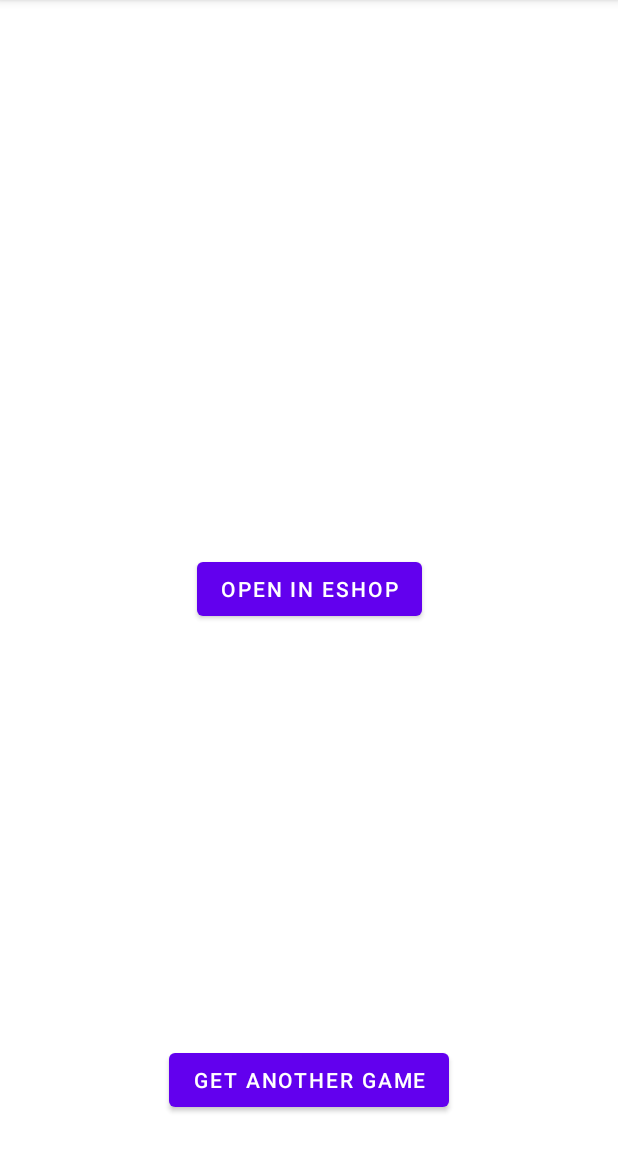
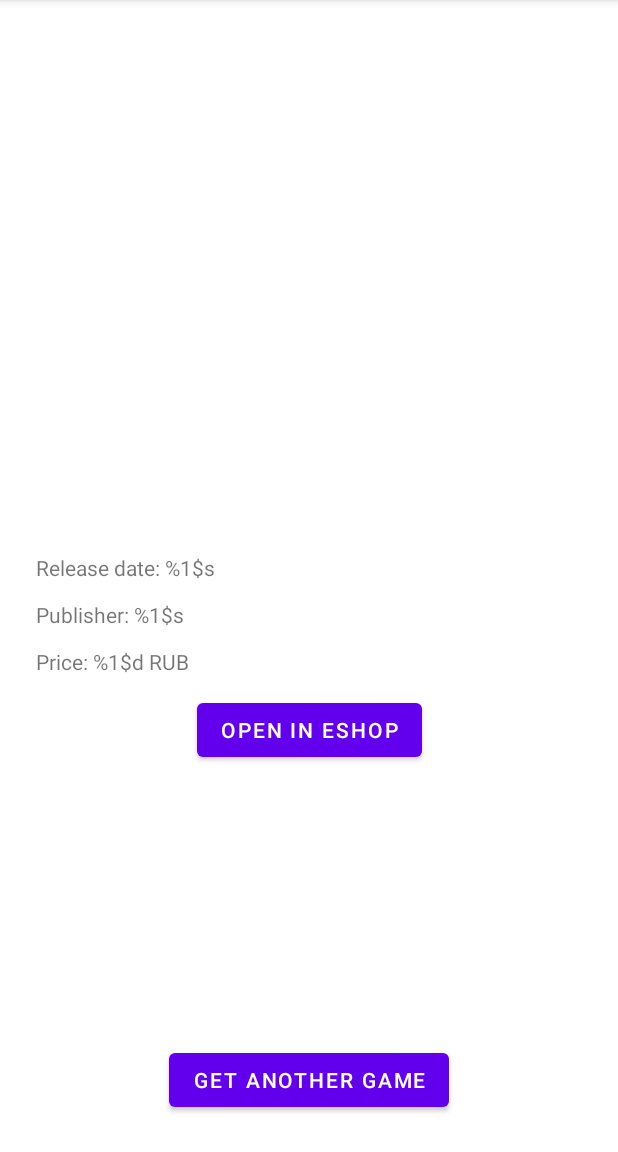
Before and after one commit to BakasaRus/mobile-development-project, an Android app: the RequestActivity screen opened directly, with no data from a screen before it, on a phone screen of 412 x 824 dp, the part 84-1236 px from its top. Run offline under Robolectric (Android 15) with nearby library versions, the phone set to English and light mode, and no system bars; our stand-ins replace Picasso; pictures from the network do not load.

Commit message:
Add more properties to game card activity screen

```diff
--- a/app/src/main/java/ru/itmo/fitp/mobile/RequestActivity.kt
+++ b/app/src/main/java/ru/itmo/fitp/mobile/RequestActivity.kt
@@ -17,6 +17,9 @@ import com.squareup.picasso.Picasso
 class RequestActivity : AppCompatActivity() {
     private lateinit var titleLabel: TextView
     private lateinit var descriptionLabel: TextView
+    private lateinit var releaseDateLabel: TextView
+    private lateinit var publisherLabel: TextView
+    private lateinit var priceLabel: TextView
     private lateinit var getAnotherGameButton: Button
     private lateinit var openGameButton: Button
     private lateinit var gameImage: ImageView
@@ -30,6 +33,9 @@ class RequestActivity : AppCompatActivity() {
 
         titleLabel = findViewById(R.id.titleLabel)
         descriptionLabel = findViewById(R.id.descriptionLabel)
+        releaseDateLabel = findViewById(R.id.releaseDateLabel)
+        publisherLabel = findViewById(R.id.publisherLabel)
+        priceLabel = findViewById(R.id.priceLabel)
         getAnotherGameButton = findViewById(R.id.getGameButton)
         openGameButton = findViewById(R.id.openGameButton)
         gameImage = findViewById(R.id.gameImage)
@@ -61,6 +67,9 @@ class RequestActivity : AppCompatActivity() {
                         Picasso.get().load(game.image).into(gameImage)
                         titleLabel.text = game.title
                         descriptionLabel.text = game.description
+                        releaseDateLabel.text = resources.getString(R.string.release_date, game.prettyDateReleased)
+                        publisherLabel.text = resources.getString(R.string.publisher, game.publisher)
+                        priceLabel.text = resources.getString(R.string.price, game.price)
                         openGameButton.setOnClickListener {
                             val browserIntent = Intent(Intent.ACTION_VIEW, Uri.parse("http://nintendo.ru${game.url}"))
                             startActivity(browserIntent)
--- a/app/src/main/res/layout/activity_request.xml
+++ b/app/src/main/res/layout/activity_request.xml
@@ -50,7 +50,7 @@
         android:text="@string/open_in_eshop"
         app:layout_constraintEnd_toEndOf="parent"
         app:layout_constraintStart_toStartOf="parent"
-        app:layout_constraintTop_toBottomOf="@+id/descriptionLabel" />
+        app:layout_constraintTop_toBottomOf="@+id/priceLabel" />
 
     <Button
         android:id="@+id/getGameButton"
@@ -61,4 +61,34 @@
         app:layout_constraintBottom_toBottomOf="parent"
         app:layout_constraintEnd_toEndOf="parent"
         app:layout_constraintStart_toStartOf="parent" />
+
+    <TextView
+        android:id="@+id/releaseDateLabel"
+        android:layout_width="wrap_content"
+        android:layout_height="wrap_content"
+        android:layout_marginStart="@dimen/default_margin"
+        android:layout_marginTop="@dimen/half_margin"
+        android:text="@string/release_date"
+        app:layout_constraintStart_toStartOf="parent"
+        app:layout_constraintTop_toBottomOf="@+id/descriptionLabel" />
+
+    <TextView
+        android:id="@+id/publisherLabel"
+        android:layout_width="wrap_content"
+        android:layout_height="wrap_content"
+        android:layout_marginStart="@dimen/default_margin"
+        android:layout_marginTop="@dimen/half_margin"
+        android:text="@string/publisher"
+        app:layout_constraintStart_toStartOf="parent"
+        app:layout_constraintTop_toBottomOf="@+id/releaseDateLabel" />
+
+    <TextView
+        android:id="@+id/priceLabel"
+        android:layout_width="wrap_content"
+        android:layout_height="wrap_content"
+        android:layout_marginStart="@dimen/default_margin"
+        android:layout_marginTop="@dimen/half_margin"
+        android:text="@string/price"
+        app:layout_constraintStart_toStartOf="parent"
+        app:layout_constraintTop_toBottomOf="@+id/publisherLabel" />
 </androidx.constraintlayout.widget.ConstraintLayout>
--- a/app/src/main/res/values/strings.xml
+++ b/app/src/main/res/values/strings.xml
@@ -30,6 +30,9 @@
     <string name="some_ms">%1$d ms</string>
     <string name="open_in_eshop">Open in eShop</string>
     <string name="get_another_game">Get another game</string>
+    <string name="release_date">Release date: %1$s</string>
+    <string name="publisher">Publisher: %1$s</string>
+    <string name="price">Price: %1$d RUB</string>
     <string-array name="names">
         <item>Hello</item>
         <item>World</item>
```
Also changed, not shown: 1 other file.
